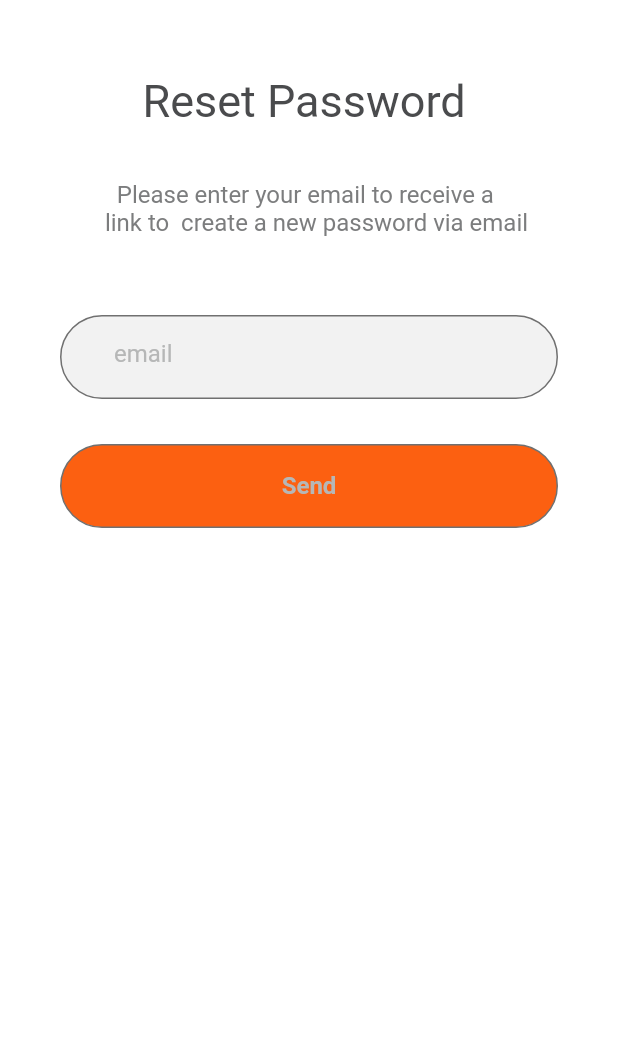
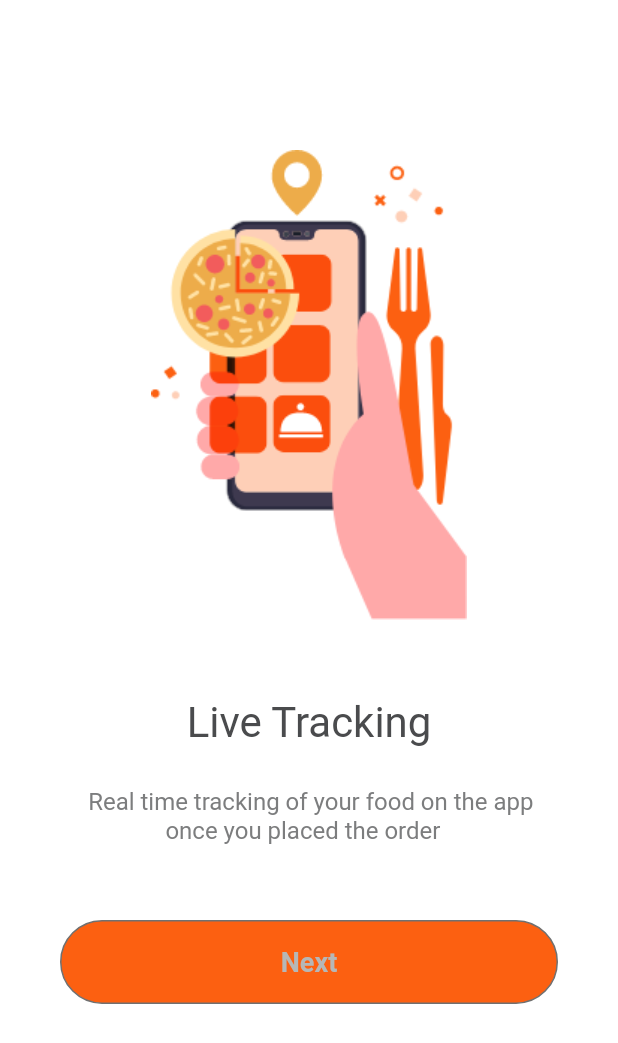
Before and after one commit to Muhammadadeel621/mealapp, a Flutter app: the screen it shows after launch, on a phone screen of 412 x 824 dp. Shown: the top 1043 px of the screen. Run offline on Flutter 3.47's test engine with Material 2 defaults, Android fonts, the phone set to English and light mode, and no system bars; missing offline and left inert: dart:ffi.

Commit message:
its still in progess!

```diff
--- a/mealapp/lib/main.dart
+++ b/mealapp/lib/main.dart
@@ -1,8 +1,13 @@
 import 'package:flutter/material.dart';
 import 'package:mealapp/screens/A_login.dart';
 import 'package:mealapp/screens/Login.dart';
+import 'package:mealapp/screens/delivery.dart';
+import 'package:mealapp/screens/foodinfo.dart';
+import 'package:mealapp/screens/newpassword.dart';
+import 'package:mealapp/screens/otpscr.dart';
 import 'package:mealapp/screens/resetpass.dart';
 import 'package:mealapp/screens/signup.dart';
+import 'package:mealapp/screens/tracking.dart';
 import 'package:mealapp/screens/welocme.dart';
 
 void main(List<String> args) {
@@ -17,12 +22,18 @@ class MyApp extends StatelessWidget {
     return MaterialApp(
       debugShowCheckedModeBanner: false,
       home: Scaffold(
-          body:
-              // Welcome(),
-              // A_Login()
-              // Login()
-              // SignUp()
-              ResetPass()),
+        body:
+            // Welcome(),
+            // A_Login()
+            // Login()
+            // SignUp()
+            // ResetPass()
+            // OtpScr(),
+            // NewPass(),
+            // FoodInfo(),
+            // Delivery(),
+            Tracking(),
+      ),
     );
   }
 }
--- /dev/null
+++ b/mealapp/lib/screens/tracking.dart
@@ -0,0 +1,79 @@
+import 'package:flutter/material.dart';
+
+class Tracking extends StatelessWidget {
+  const Tracking({Key? key}) : super(key: key);
+
+  @override
+  Widget build(BuildContext context) {
+    return Scaffold(
+      backgroundColor: Color(0xffFFFFFF),
+      body: ListView(
+        children: [
+          Container(
+              margin: EdgeInsets.only(top: 100),
+              height: 313.26,
+              width: 210.61,
+              child: Image.asset('assets/images/livetracking.png'))
+          // SizedBox(
+          //   height: 2,
+          // ),
+          // Row(children: [
+          //   CircleAvatar(
+          //     backgroundColor: Color(0xffFC6011),
+          //     radius: 5,
+          //   ),
+          //   CircleAvatar(
+          //     backgroundColor: Color(0xffF2F2F2),
+          //     radius: 5,
+          //   ),
+          //   CircleAvatar(
+          //     backgroundColor: Color(0xffF2F2F2),
+          //     radius: 5,
+          //   ),
+          // ]),
+
+          ,
+          Container(
+            margin: EdgeInsets.only(top: 50),
+            width: 242,
+            height: 37,
+            color: Colors.white,
+            child: Center(
+              child: Text("Live Tracking",
+                  style: TextStyle(color: Color(0xff4A4B4D), fontSize: 28)),
+            ),
+          ),
+          SizedBox(height: 25),
+          Container(
+            height: 58,
+            width: 271,
+            margin: EdgeInsets.only(left: 35),
+            child: Text(
+                "      Real time tracking of your food on the app \n                   once you placed the order",
+                style: TextStyle(color: Color(0xff7C7D7E), fontSize: 16)),
+          ),
+          SizedBox(
+            height: 30,
+          ),
+          Container(
+            decoration: BoxDecoration(
+                color: Color(0xffFC6011),
+                borderRadius: BorderRadius.circular(50),
+                border: Border.all(color: Color(0xff707070))),
+            margin: EdgeInsets.only(left: 40, right: 40),
+            height: 56,
+            width: 307,
+            child: Center(
+              child: Text(
+                  style: TextStyle(
+                      color: Color(0xffB6B7B7),
+                      fontSize: 18,
+                      fontWeight: FontWeight.bold),
+                  "Next"),
+            ),
+          ),
+        ],
+      ),
+    );
+  }
+}
```
Also changed, not shown: mealapp/lib/screens/delivery.dart (added, +75 -0 lines), mealapp/lib/screens/foodinfo.dart (added, +74 -0 lines), mealapp/lib/screens/newpassword.dart (added, +89 -0 lines), mealapp/lib/screens/otpscr.dart (added, +154 -0 lines), mealapp/assets/images/Delivery.png (added), mealapp/assets/images/foodinfo.png (added), mealapp/assets/images/livetracking.png (added).
